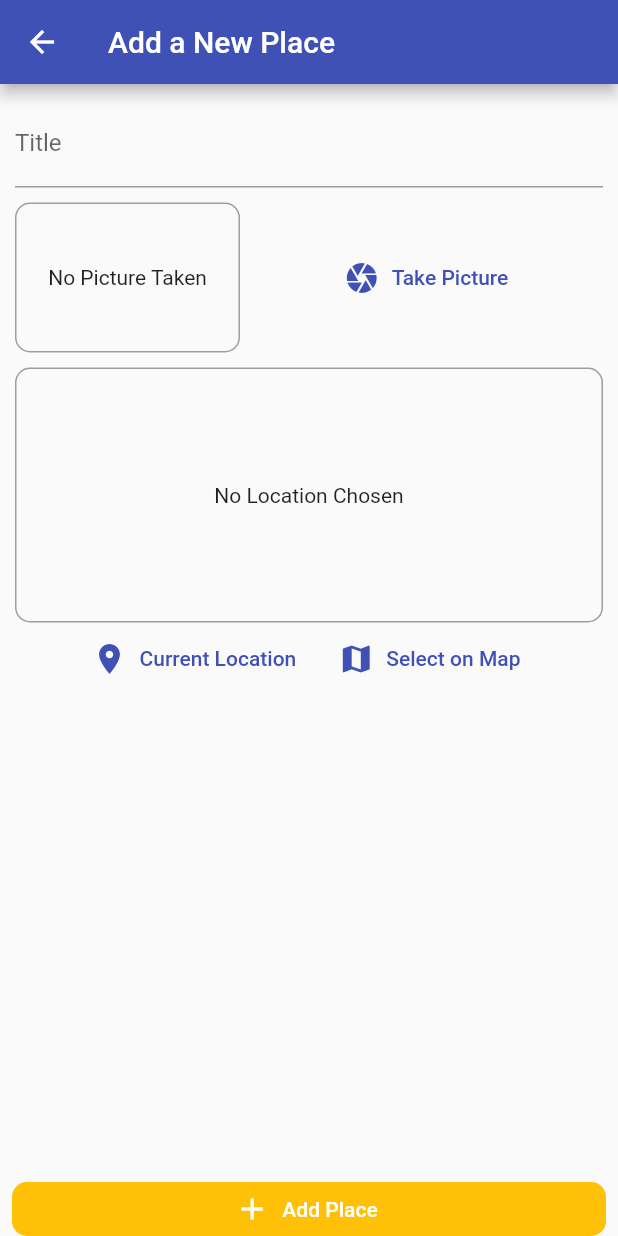
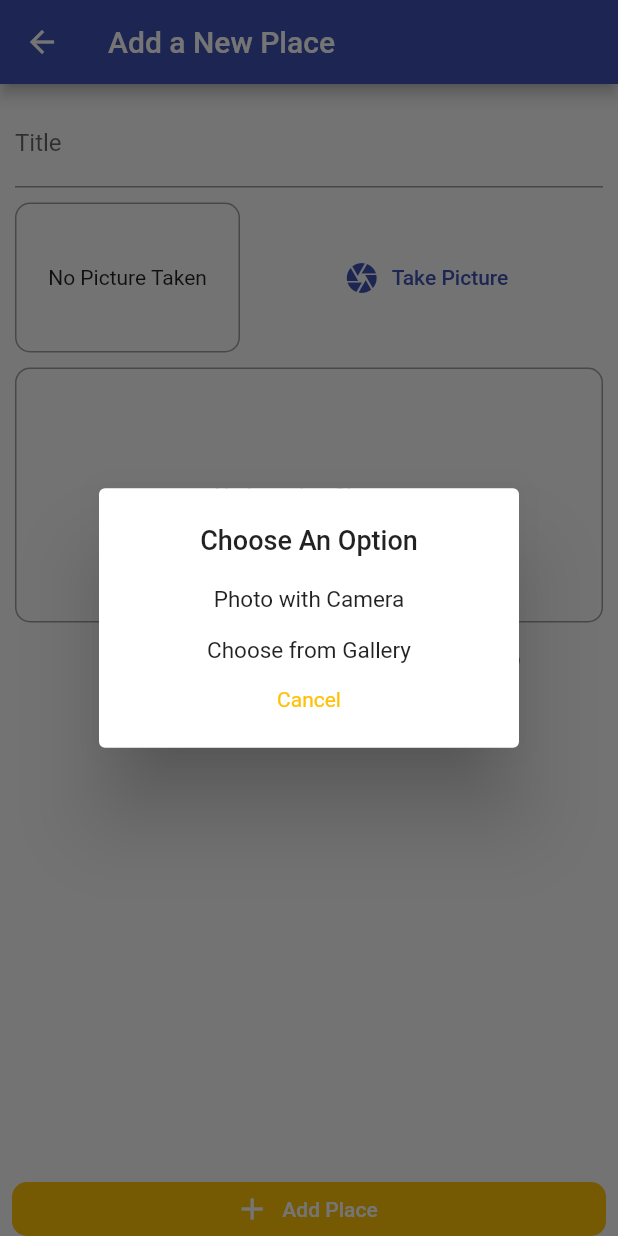
Before and after one commit to raymondDangdat/places, a Flutter app: the AddPlace screen opened by its route, after a tap on "Take Picture", on a phone screen of 412 x 824 dp. Run offline on Flutter 3.47's test engine with Material 2 defaults, Android fonts, the phone set to English and light mode, and no system bars; our stand-ins replace fluttertoast, google_maps_flutter, image_picker, location, sqflite; accounts and stored records are empty.

Commit message:
Added Screenshots and implemented option for selecting picture of location to be added, either camera or from gallery

```diff
--- a/lib/screens/add_place_screen.dart
+++ b/lib/screens/add_place_screen.dart
@@ -58,6 +58,7 @@ class _AddPlaceState extends State<AddPlace> {
                 child: Column(
                   children: [
                     TextField(
+                      textCapitalization: TextCapitalization.words,
                       controller: _titleController,
                       decoration: InputDecoration(labelText: 'Title'),
                     ),
--- a/lib/widgets/image_input.dart
+++ b/lib/widgets/image_input.dart
@@ -63,7 +63,8 @@ class _ImageInputState extends State<ImageInput> {
         ),
         Expanded(
           child: FlatButton.icon(
-            onPressed: _takePicture,
+            onPressed: () => selectImage(context),
+            // _takePicture,
             icon: Icon(Icons.camera),
             label: Text('Take Picture'),
             textColor: Theme.of(context).primaryColor,
@@ -72,4 +73,56 @@ class _ImageInputState extends State<ImageInput> {
       ],
     );
   }
+
+  selectImage(parentContext) {
+    return showDialog(
+        context: parentContext,
+        builder: (context) {
+          return SimpleDialog(
+            title: Text("Choose An Option", style: TextStyle(fontSize: 18.0), textAlign: TextAlign.center,),
+            children: [
+              SimpleDialogOption(
+                child: Text("Photo with Camera", style: TextStyle(fontSize: 15,), textAlign: TextAlign.center,),
+                onPressed: handleTakePhoto,
+              ),
+              SimpleDialogOption(
+                child: Text("Choose from Gallery", style: TextStyle(fontSize: 15.0,), textAlign: TextAlign.center,),
+                onPressed: handleChooseFromGallery,
+              ),
+              SimpleDialogOption(
+                child: Text("Cancel", style: TextStyle(color: Theme.of(context).accentColor, fontSize: 14.0), textAlign: TextAlign.center,),
+                onPressed: () => Navigator.pop(context),
+              ),
+
+            ],
+          );
+        });
+  }
+
+  handleTakePhoto() async {
+    Navigator.pop(context);
+    _takePicture();
+  }
+
+  handleChooseFromGallery() async {
+    Navigator.pop(context);
+    final picker = ImagePicker();
+    final imageFile = await picker.getImage(
+      source: ImageSource.gallery,
+      maxHeight: 600,
+    );
+
+    if (imageFile == null) {
+      return;
+    }
+    setState(() {
+      _storedImage = File(imageFile.path);
+    });
+
+    final appDir = await sysPath.getApplicationDocumentsDirectory();
+    //get the path name of the captured image
+    final fileName = path.basename(imageFile.path);
+    final savedImage = await _storedImage.copy('${appDir.path}/$fileName');
+    widget.onSelectImage(savedImage);
+  }
 }
```
Also changed, not shown: 8 other files.
